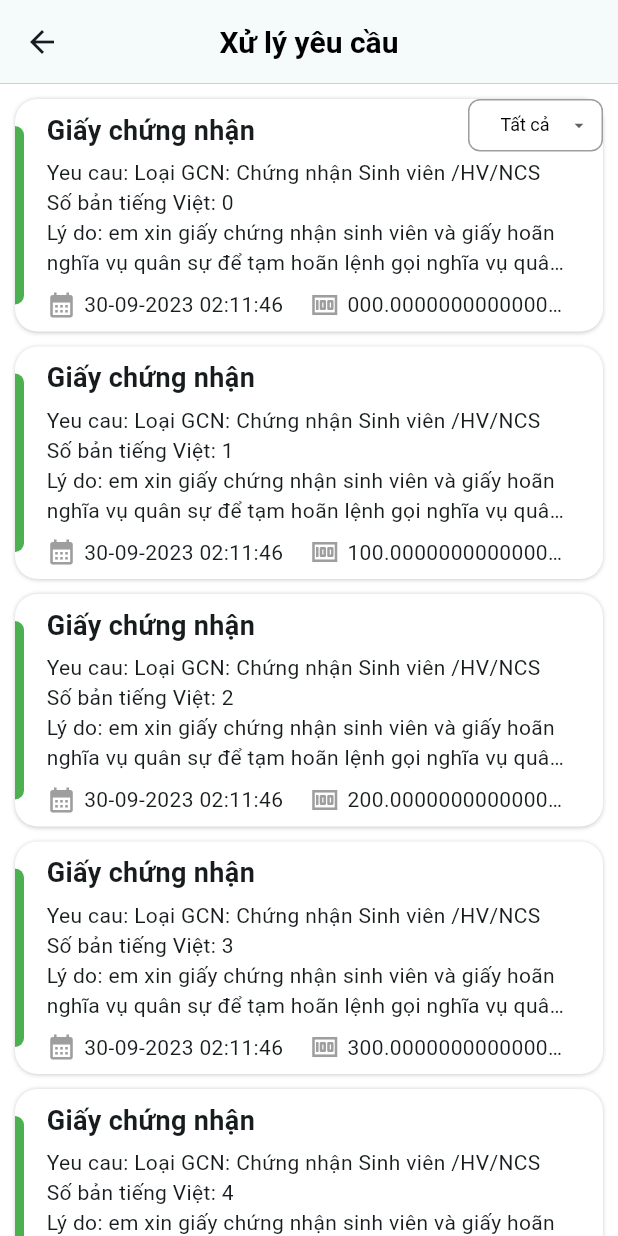
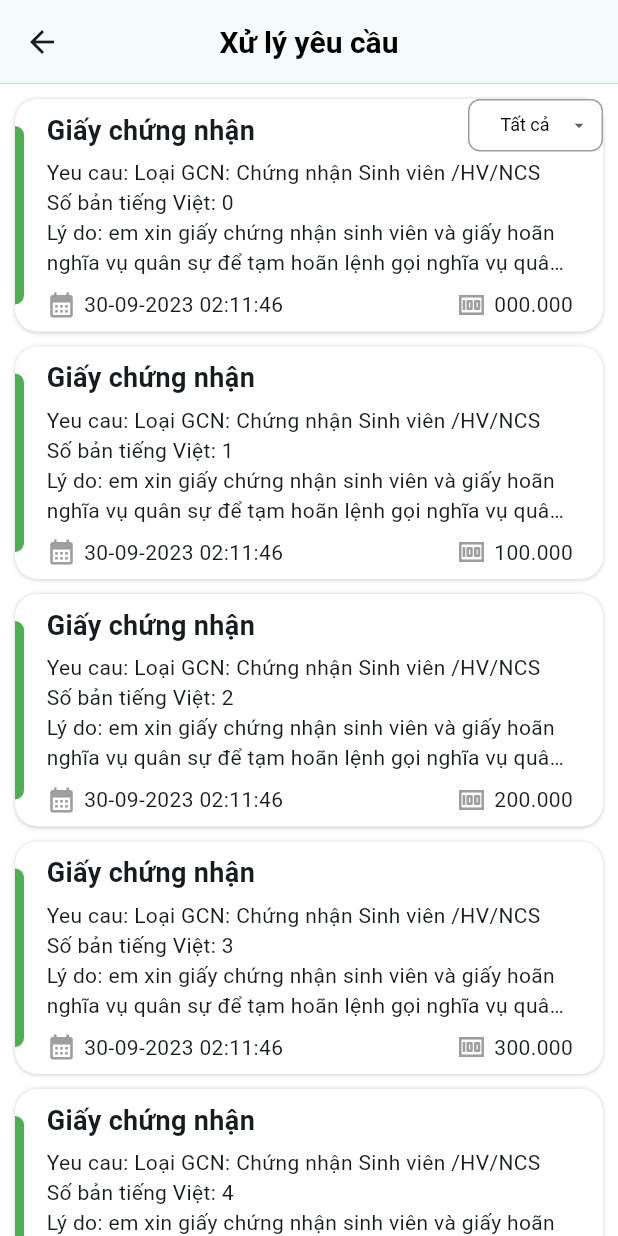
Before and after one commit to nguyentam2492k/datn, a Flutter app: the ManageRequestScreen screen opened directly, on a phone screen of 412 x 824 dp. Run offline on Flutter 3.47's test engine with Material 3 defaults, Android fonts, the phone set to English and light mode, and no system bars; our stand-ins replace file_picker, flutter_form_builder, open_file.

Commit message:
Revert "sửa tý"
This reverts commit 07e1b81966d42fd622f17f05bed6227eadca9ea9.

```diff
--- a/lib/screens/manage_request/manage_request_screen.dart
+++ b/lib/screens/manage_request/manage_request_screen.dart
@@ -88,7 +88,7 @@ class ManageRequestScreenState extends State<ManageRequestScreen> {
                 BoxShadow(
                   color: Colors.grey.withOpacity(0.5),
                   blurRadius: 1.5,
-                  offset: const Offset(0, 0.5),
+                  offset: const Offset(0, 0.5), // changes position of shadow
                 ),
               ],
             ),
@@ -142,13 +142,7 @@ class ManageRequestScreenState extends State<ManageRequestScreen> {
                                     color: Colors.grey,
                                   ),
                                   SizedBox(width: 5,),
-                                  Expanded(
-                                    child: Text(
-                                      "30-09-2023 02:11:46",
-                                      maxLines: 1,
-                                      overflow: TextOverflow.ellipsis,
-                                    )
-                                  ),
+                                  Text("30-09-2023 02:11:46"),
                                 ],
                               )
                             ),
@@ -162,13 +156,7 @@ class ManageRequestScreenState extends State<ManageRequestScreen> {
                                     color: Colors.grey,
                                   ),
                                   const SizedBox(width: 5,),
-                                  Expanded(
-                                    child: Text(
-                                      "${index}00.000000000000000000000",
-                                      maxLines: 1,
-                                      overflow: TextOverflow.ellipsis,
-                                    )
-                                  )
+                                  Text("${index}00.000")
                                 ],
                               )
                             ),
--- a/lib/widgets/create_request/request_4.dart
+++ b/lib/widgets/create_request/request_4.dart
@@ -103,7 +103,6 @@ class Request4State extends State<Request4> {
                       setState(() {});
                     },
                   ),
-                  const SizedBox(height: 10,),
                 ],
               ),
             ),
--- a/lib/widgets/create_request/request_5.dart
+++ b/lib/widgets/create_request/request_5.dart
@@ -120,7 +120,6 @@ class Request5State extends State<Request5> {
                       setState(() {});
                     },
                   ),
-                  const SizedBox(height: 10,),
                 ],
               ),
             ),
--- a/lib/widgets/create_request/request_6.dart
+++ b/lib/widgets/create_request/request_6.dart
@@ -132,7 +132,6 @@ class Request6State extends State<Request6> {
                       setState(() {});
                     },
                   ),
-                  const SizedBox(height: 10,),
                 ],
               ),
             )
--- a/lib/widgets/custom_widgets/custom_dropdown_button.dart
+++ b/lib/widgets/custom_widgets/custom_dropdown_button.dart
@@ -10,10 +10,7 @@ class CustomFormBuilderDropdown extends FormBuilderDropdown {
     super.onChanged,
     super.initialValue,
 
-    super.style = const TextStyle(
-      fontSize: 14,
-      color: Colors.black,
-    ),
+    super.style = const TextStyle(fontSize: 14),
     super.icon = const Icon(Icons.keyboard_arrow_down),
     super.decoration = const InputDecoration(
       contentPadding: EdgeInsets.symmetric(horizontal: 10, vertical: 15),
```
